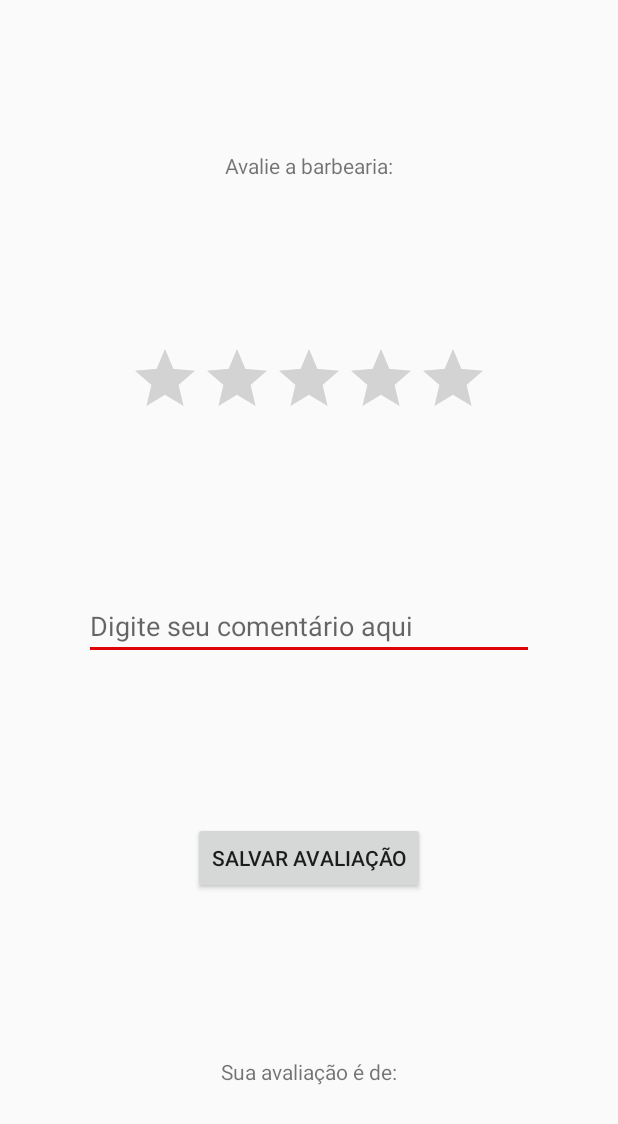
After one commit to BoraRodrigo/IntegraBarber, an Android app: the AvaliarBarbeariaActivity screen opened directly, with no data from a screen before it, on a phone screen of 412 x 824 dp. The commit adds this screen. Shown: the top 1124 px of the screen. Run offline under Robolectric (Android 15) with nearby library versions, the phone set to English and light mode, and no system bars; our stand-ins replace Firebase (no records; nobody signed in at launch, a user with empty details on screens opened directly); 2 statements that could not run were skipped.

```diff
--- /dev/null
+++ b/app/src/main/java/com/projeto/integrador/Activity/AvaliarBarbeariaActivity.java
@@ -0,0 +1,72 @@
+package com.projeto.integrador.Activity;
+
+import android.content.Intent;
+import android.support.v7.app.AppCompatActivity;
+import android.os.Bundle;
+import android.view.View;
+import android.widget.Button;
+import android.widget.EditText;
+import android.widget.RatingBar;
+import android.widget.TextView;
+
+import com.google.firebase.auth.FirebaseAuth;
+import com.google.firebase.auth.FirebaseUser;
+import com.google.firebase.database.DatabaseReference;
+import com.projeto.integrador.Configuracoes.ConfiguracaoFirebase;
+import com.projeto.integrador.Model.AvaliarBarbearia;
+import com.projeto.integrador.Model.Barbearia;
+import com.projeto.integrador.Model.Barbeiro;
+import com.projeto.integrador.R;
+
+public class AvaliarBarbeariaActivity extends AppCompatActivity {
+
+    private RatingBar ratingBar;
+    private Button btnSalvar;
+    private TextView txtNomeBarbearia, txtAvaliacao;
+    private EditText txtComentario;
+
+    private FirebaseAuth autenticacao = ConfiguracaoFirebase.getAutenticacao();
+    private FirebaseUser user = autenticacao.getCurrentUser();
+    DatabaseReference fireReference = ConfiguracaoFirebase.getDatabaseReference();
+
+    private Barbearia barbearia;
+
+    @Override
+    protected void onCreate(Bundle savedInstanceState) {
+        super.onCreate(savedInstanceState);
+        setContentView(R.layout.activity_avaliar_barbearia);
+
+        ratingBar = findViewById(R.id.ratingBar);
+        btnSalvar = findViewById(R.id.btnSalvar);
+        txtNomeBarbearia = findViewById(R.id.txtNomeBarbearia);
+        txtAvaliacao = findViewById(R.id.txtAvaliacao);
+        txtComentario = findViewById(R.id.txtComentario);
+
+        Intent intent = getIntent();
+        Bundle bundle = intent.getExtras();
+        barbearia = (Barbearia) bundle.getSerializable("barbeariaAtual");
+
+        if(barbearia != null){
+            txtNomeBarbearia.setText("Avalie a barbearia: "+barbearia.getNomebarbearia());
+        }
+        else {
+            finish(); // Continuava mostrando a tela
+        }
+
+        btnSalvar.setOnClickListener(new View.OnClickListener() {
+            @Override
+            public void onClick(View v) {
+                txtAvaliacao.setText("Sua avaliação é de: "+ratingBar.getRating());
+                AvaliarBarbearia ab = new AvaliarBarbearia();
+                ab.setId(fireReference.push().getKey());
+                ab.setIdCliente(user.getUid());
+                ab.setIdBarbeiro(barbearia.getId());
+                ab.setAvaliacao(ratingBar.getRating());
+                ab.setComentario(txtComentario.getText().toString());
+                ab.Salvar();
+
+                finish();
+            }
+        });
+    }
+}
--- /dev/null
+++ b/app/src/main/res/layout/activity_avaliar_barbearia.xml
@@ -0,0 +1,95 @@
+<?xml version="1.0" encoding="utf-8"?>
+<android.support.constraint.ConstraintLayout xmlns:android="http://schemas.android.com/apk/res/android"
+    xmlns:app="http://schemas.android.com/apk/res-auto"
+    xmlns:tools="http://schemas.android.com/tools"
+    android:layout_width="match_parent"
+    android:layout_height="match_parent"
+    tools:context=".Activity.AvaliarBarbeariaActivity">
+
+    <TextView
+        android:id="@+id/txtNomeBarbearia"
+        android:layout_width="wrap_content"
+        android:layout_height="20dp"
+        android:layout_marginBottom="8dp"
+        android:layout_marginEnd="8dp"
+        android:layout_marginLeft="8dp"
+        android:layout_marginRight="8dp"
+        android:layout_marginStart="8dp"
+        android:layout_marginTop="8dp"
+        android:text="Avalie a barbearia:"
+        app:layout_constraintBottom_toTopOf="@+id/ratingBar"
+        app:layout_constraintEnd_toEndOf="parent"
+        app:layout_constraintHorizontal_bias="0.501"
+        app:layout_constraintStart_toStartOf="parent"
+        app:layout_constraintTop_toTopOf="parent" />
+
+
+    <RatingBar
+        android:id="@+id/ratingBar"
+        android:layout_width="wrap_content"
+        android:layout_height="wrap_content"
+        android:layout_marginBottom="8dp"
+        android:layout_marginEnd="8dp"
+        android:layout_marginLeft="8dp"
+        android:layout_marginRight="8dp"
+        android:layout_marginStart="8dp"
+        android:layout_marginTop="8dp"
+        android:numStars="5"
+        android:stepSize="1"
+        app:layout_constraintBottom_toTopOf="@+id/txtComentario"
+        app:layout_constraintEnd_toEndOf="parent"
+        app:layout_constraintStart_toStartOf="parent"
+        app:layout_constraintTop_toBottomOf="@+id/txtNomeBarbearia" />
+
+
+    <EditText
+        android:id="@+id/txtComentario"
+        android:layout_width="300dp"
+        android:layout_height="wrap_content"
+        android:layout_marginBottom="8dp"
+        android:layout_marginEnd="8dp"
+        android:layout_marginLeft="8dp"
+        android:layout_marginRight="8dp"
+        android:layout_marginStart="8dp"
+        android:layout_marginTop="8dp"
+        android:ems="10"
+        android:hint="Digite seu comentário aqui"
+        android:inputType="textPersonName"
+        app:layout_constraintBottom_toTopOf="@+id/btnSalvar"
+        app:layout_constraintEnd_toEndOf="parent"
+        app:layout_constraintHorizontal_bias="0.503"
+        app:layout_constraintStart_toStartOf="parent"
+        app:layout_constraintTop_toBottomOf="@+id/ratingBar" />
+
+    <Button
+        android:id="@+id/btnSalvar"
+        android:layout_width="wrap_content"
+        android:layout_height="wrap_content"
+        android:layout_marginBottom="8dp"
+        android:layout_marginEnd="8dp"
+        android:layout_marginLeft="8dp"
+        android:layout_marginRight="8dp"
+        android:layout_marginStart="8dp"
+        android:layout_marginTop="8dp"
+        android:text="Salvar Avaliação"
+        app:layout_constraintBottom_toTopOf="@+id/txtAvaliacao"
+        app:layout_constraintEnd_toEndOf="parent"
+        app:layout_constraintStart_toStartOf="parent"
+        app:layout_constraintTop_toBottomOf="@+id/txtComentario" />
+
+    <TextView
+        android:id="@+id/txtAvaliacao"
+        android:layout_width="wrap_content"
+        android:layout_height="wrap_content"
+        android:layout_marginBottom="8dp"
+        android:layout_marginEnd="8dp"
+        android:layout_marginLeft="8dp"
+        android:layout_marginRight="8dp"
+        android:layout_marginStart="8dp"
+        android:layout_marginTop="8dp"
+        android:text="Sua avaliação é de:"
+        app:layout_constraintBottom_toBottomOf="parent"
+        app:layout_constraintEnd_toEndOf="parent"
+        app:layout_constraintStart_toStartOf="parent"
+        app:layout_constraintTop_toBottomOf="@+id/btnSalvar" />
+</android.support.constraint.ConstraintLayout>
```
Also changed, not shown: app/src/main/java/com/projeto/integrador/Model/AvaliarBarbearia.java (added, +71 -0 lines), app/src/main/res/layout/activity_cadastro_barbearia.xml (+1 -9 lines).
